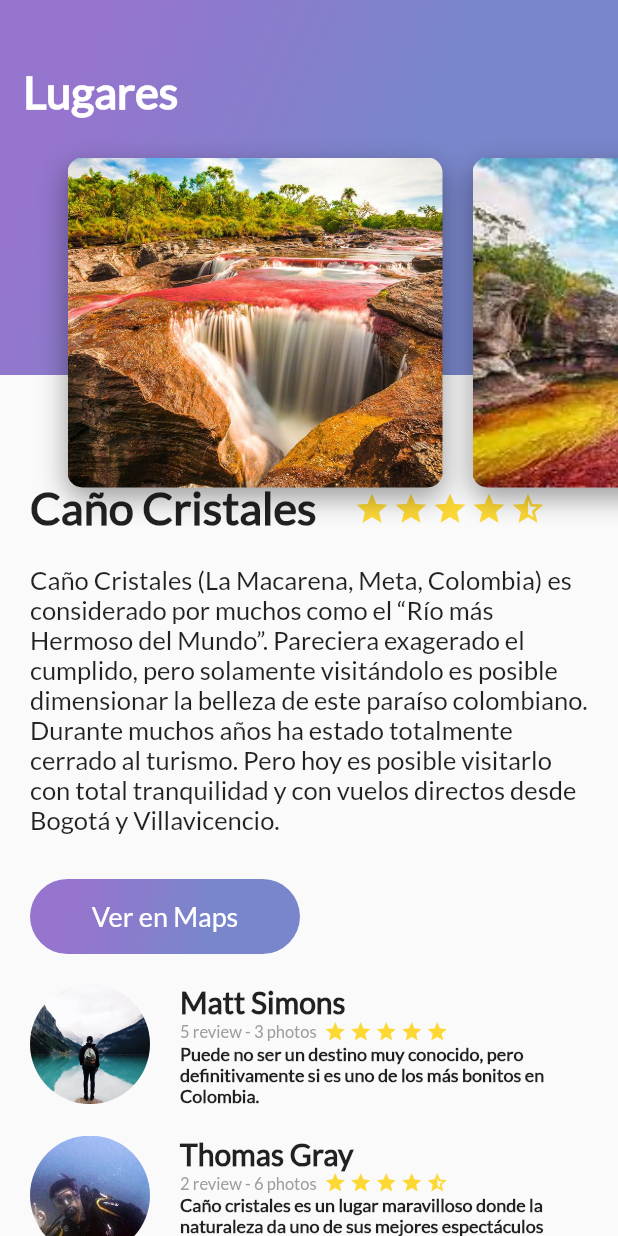
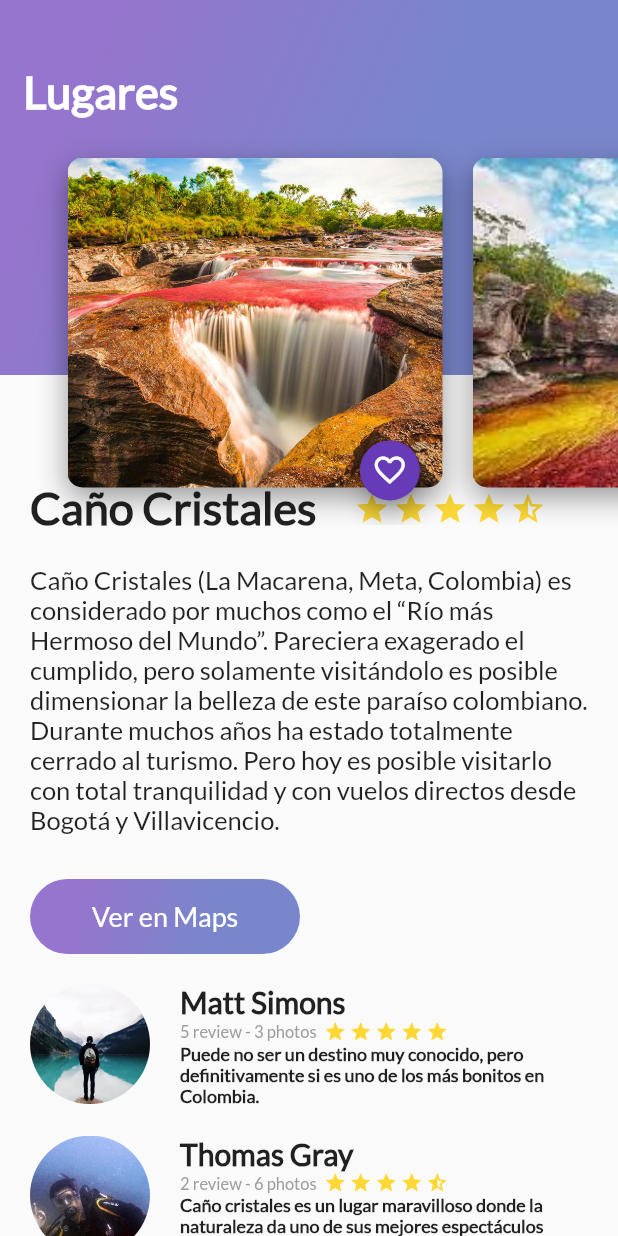
Before and after one commit to JohanRiv/Flutter_Basic_Platzi_project, a Flutter app: the screen it shows after launch, on a phone screen of 412 x 824 dp. Run offline on Flutter 3.47's test engine with Material 2 defaults, Android fonts, the phone set to English and light mode, and no system bars.

Commit message:
Adicion del fav button

```diff
--- a/lib/card_images_header.dart
+++ b/lib/card_images_header.dart
@@ -1,4 +1,5 @@
 import 'package:flutter/material.dart';
+import 'floating_action_button.dart';
 
 class CardImageHeader extends StatelessWidget {
   String pathImage;
@@ -22,6 +23,9 @@ class CardImageHeader extends StatelessWidget {
           ]),
     );
 
-    return card;
+    return Stack(
+      alignment: Alignment(0.9, 1.1),
+      children: [card, FloatingActionButtonImage()],
+    );
   }
 }
--- /dev/null
+++ b/lib/floating_action_button.dart
@@ -0,0 +1,51 @@
+import 'package:flutter/material.dart';
+
+class FloatingActionButtonImage extends StatefulWidget {
+  @override
+  _FloatingActionButtonImageState createState() =>
+      _FloatingActionButtonImageState();
+}
+
+class _FloatingActionButtonImageState extends State<FloatingActionButtonImage> {
+  bool stateButton = false;
+
+  @override
+  Widget build(BuildContext context) {
+    FloatingActionButton buttonImage = FloatingActionButton(
+      backgroundColor: Color(0xFF673ab7),
+      mini: true,
+      tooltip: "Fav",
+      onPressed: onPressedFav,
+      child: setIcon(),
+    );
+
+    return buttonImage;
+  }
+
+  Icon setIcon() {
+    if (stateButton == false) {
+      return Icon(
+        Icons.favorite_border,
+        color: Colors.white,
+      );
+    } else {
+      return Icon(
+        Icons.favorite,
+        color: Colors.white,
+      );
+    }
+  }
+
+  void onPressedFav() {
+    setState(() {
+      stateButton = !this.stateButton;
+      if (stateButton == true) {
+        ScaffoldMessenger.of(context)
+            .showSnackBar(SnackBar(content: Text("Agregada a Favoritos")));
+      } else {
+        ScaffoldMessenger.of(context)
+            .showSnackBar(SnackBar(content: Text("Eliminada de Favoritos")));
+      }
+    });
+  }
+}
```
